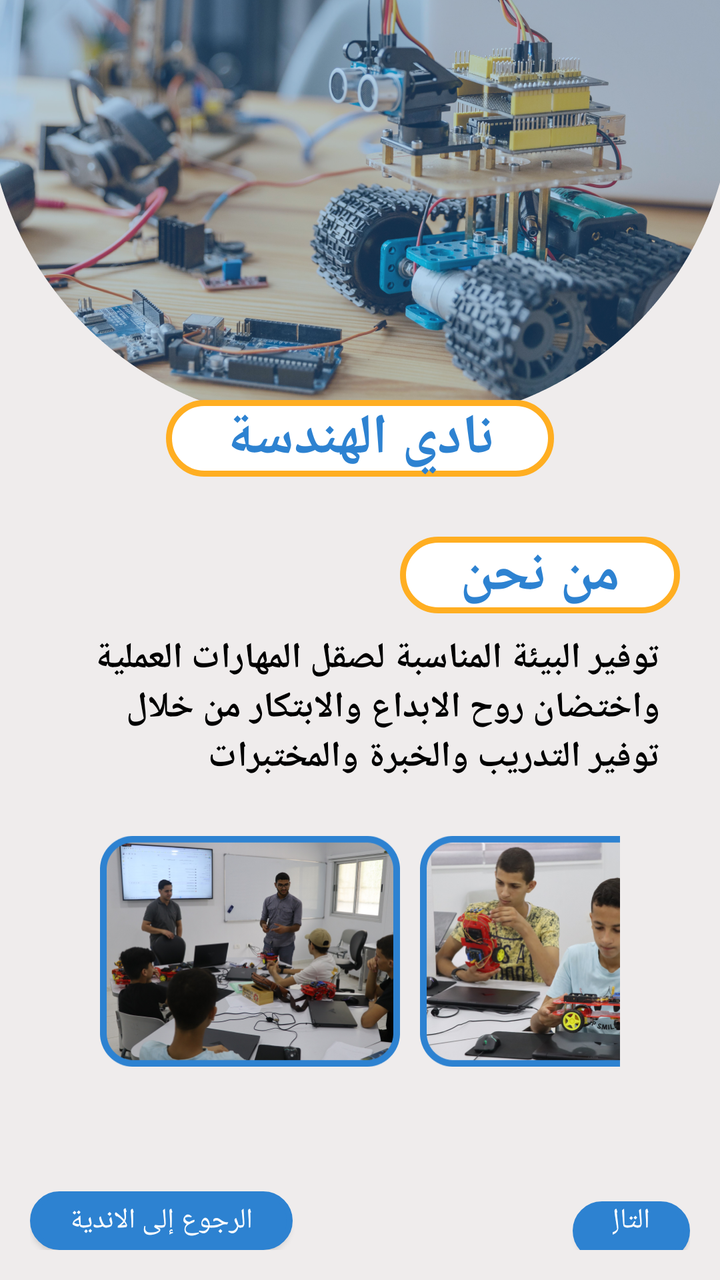
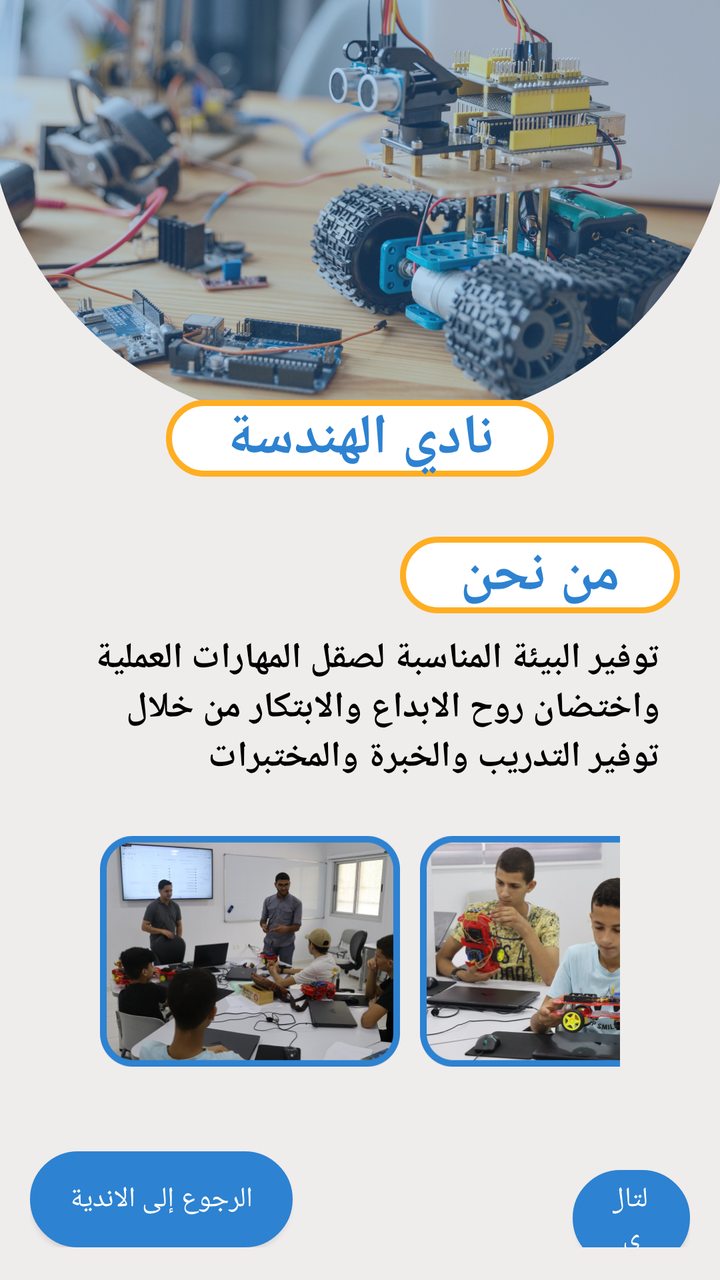

Two renders of the same Android screen: before a commit and after it. Below are the layout's source before the change and the commit's diff.
<!-- AndroidManifest.xml: application theme Theme.EngineeringVillageProject -->
<!-- res/layout/activity_engineering_club.xml -->
<?xml version="1.0" encoding="utf-8"?>
<LinearLayout xmlns:android="http://schemas.android.com/apk/res/android"
    xmlns:tools="http://schemas.android.com/tools"
    android:layout_width="match_parent"
    android:layout_height="match_parent"
    android:background="@drawable/backeng"
    android:orientation="vertical"
    tools:context=".EngineeringClubActivity">

    <TextView
        android:layout_width="wrap_content"
        android:layout_height="wrap_content"
        android:layout_gravity="center"
        android:layout_marginTop="200dp"
        android:background="@drawable/roundcornerstroke"
        android:fontFamily="@font/cairo_bold"
        android:paddingLeft="30dp"
        android:paddingRight="30dp"
        android:text="نادي الهندسة"
        android:textColor="#2D82D1"
        android:textSize="28sp"
        android:textStyle="bold" />

    <LinearLayout
        android:id="@+id/howWe"
        android:layout_width="match_parent"
        android:layout_height="wrap_content"
        android:orientation="vertical">

        <TextView
            android:layout_width="wrap_content"
            android:layout_height="wrap_content"
            android:layout_gravity="right"
            android:layout_marginTop="30dp"
            android:layout_marginRight="20dp"
            android:layout_marginBottom="10dp"
            android:background="@drawable/roundcornerstroke"
            android:fontFamily="@font/cairo_bold"
            android:paddingLeft="30dp"
            android:paddingRight="30dp"
            android:text="من نحن"
            android:textColor="#2D82D1"
            android:textSize="28sp"
            android:textStyle="bold" />

        <TextView
            android:layout_width="wrap_content"
            android:layout_height="wrap_content"
            android:fontFamily="@font/cairo_medium"
            android:gravity="right"
            android:paddingLeft="30dp"
            android:paddingRight="30dp"
            android:text="توفير البيئة المناسبة لصقل المهارات العملية واختضان روح الابداع والابتكار من خلال توفير التدريب والخبرة والمختبرات"
            android:textColor="@color/black"
            android:textSize="18sp"
            android:textStyle="bold" />

        <LinearLayout
            android:layout_width="match_parent"
            android:layout_height="wrap_content"
            android:layout_marginLeft="50dp"
            android:layout_marginTop="10dp"
            android:layout_marginRight="50dp"
            android:orientation="horizontal">

            <ImageView
                android:layout_width="150dp"
                android:layout_height="150dp"
                android:layout_marginRight="10dp"
                android:src="@drawable/eng1" />

            <ImageView
                android:layout_width="150dp"
                android:layout_height="150dp"
                android:src="@drawable/eng2" />

        </LinearLayout>

    </LinearLayout>

    <LinearLayout
        android:id="@+id/theOtherThing"
        android:layout_width="match_parent"
        android:layout_height="wrap_content"
        android:orientation="vertical"
        android:visibility="gone">

        <TextView
            android:layout_width="wrap_content"
            android:layout_height="wrap_content"
            android:layout_gravity="right"
            android:layout_marginTop="30dp"
            android:layout_marginRight="20dp"
            android:layout_marginBottom="10dp"
            android:background="@drawable/roundcornerstroke"
            android:fontFamily="@font/cairo_bold"
            android:paddingLeft="30dp"
            android:paddingRight="30dp"
            android:text="من نحن"
            android:textColor="#2D82D1"
            android:textSize="28sp"
            android:textStyle="bold" />

        <TextView
            android:layout_width="wrap_content"
            android:layout_height="wrap_content"
            android:fontFamily="@font/cairo_medium"
            android:gravity="right"
            android:paddingLeft="30dp"
            android:paddingRight="30dp"
            android:text="توفير البيئة المناسبة لصقل المهارات العملية واختضان روح الابداع والابتكار من خلال توفير التدريب والخبرة والمختبرات"
            android:textColor="@color/black"
            android:textSize="18sp"
            android:textStyle="bold" />

        <LinearLayout
            android:layout_width="match_parent"
            android:layout_height="wrap_content"
            android:layout_marginLeft="50dp"
            android:layout_marginTop="10dp"
            android:layout_marginRight="50dp"
            android:orientation="horizontal">

            <ImageView
                android:layout_width="150dp"
                android:layout_height="150dp"
                android:layout_marginRight="10dp"
                android:src="@drawable/eng3" />

            <ImageView
                android:layout_width="150dp"
                android:layout_height="150dp"
                android:src="@drawable/eng4" />

        </LinearLayout>

    </LinearLayout>

    <LinearLayout
        android:layout_width="match_parent"
        android:layout_height="wrap_content"
        android:layout_marginTop="30dp"
        android:padding="15dp">

        <Button
            android:id="@+id/btBack"
            android:layout_width="wrap_content"
            android:layout_height="wrap_content"
            android:background="@drawable/roundcornerstroke"
            android:backgroundTint="#2D82D1"
            android:fontFamily="@font/cairo_bold"
            android:text="السابق"
            android:textColor="@color/white"
            android:visibility="gone" />

        <Button
            android:id="@+id/btBackToClubs"
            android:layout_width="wrap_content"
            android:layout_height="wrap_content"
            android:layout_marginRight="40dp"
            android:background="@drawable/roundcornerstroke"
            android:backgroundTint="#2D82D1"
            android:fontFamily="@font/cairo_bold"
            android:paddingLeft="20dp"
            android:paddingRight="20dp"
            android:text="الرجوع إلى الاندية"
            android:textColor="@color/white" />

        <Button
            android:id="@+id/btNext"
            android:layout_width="wrap_content"
            android:layout_height="wrap_content"
            android:layout_marginStart="100dp"
            android:background="@drawable/roundcornerstroke"
            android:backgroundTint="#2D82D1"
            android:fontFamily="@font/cairo_bold"
            android:paddingLeft="20dp"
            android:paddingRight="20dp"
            android:text="التالي"
            android:textColor="@color/white" />

    </LinearLayout>

</LinearLayout>
<!-- resources referenced by this layout -->
<resources>
  <color name="black">#FF000000</color>
  <color name="white">#FFFFFFFF</color>
  <!-- drawable backeng: png bitmap (drawable, 940018 bytes) -->
  <!-- drawable eng1: png bitmap (drawable, 209846 bytes) -->
  <!-- drawable eng2: png bitmap (drawable, 214411 bytes) -->
  <!-- drawable eng3: png bitmap (drawable, 201745 bytes) -->
  <!-- drawable eng4: png bitmap (drawable, 208184 bytes) -->
  <!-- drawable roundcornerstroke (drawable) -->
  <?xml version="1.0" encoding="utf-8"?>
  <shape xmlns:android="http://schemas.android.com/apk/res/android">
  
       <solid
           android:color="@color/white"
           />
  
      <stroke
  
          android:width="3dp"
          android:color="#FFAE21"
          />
  
  <corners
      android:topRightRadius="45dp"
      android:topLeftRadius="45dp"
      android:bottomLeftRadius="45dp"
      android:bottomRightRadius="45dp"
      />
  </shape>
  <style name="Theme.EngineeringVillageProject" parent="Base.Theme.EngineeringVillageProject" />
  <style name="Base.Theme.EngineeringVillageProject" parent="Theme.AppCompat.DayNight.NoActionBar">
          
          
      </style>
</resources>

<!-- the commit's change to res/layout/activity_engineering_club.xml (unified diff, before → after) -->
@@ -139,7 +139,7 @@
     <LinearLayout
         android:layout_width="match_parent"
         android:layout_height="wrap_content"
-        android:layout_marginTop="30dp"
+        android:layout_marginTop="10dp"
         android:padding="15dp">
 
         <Button
